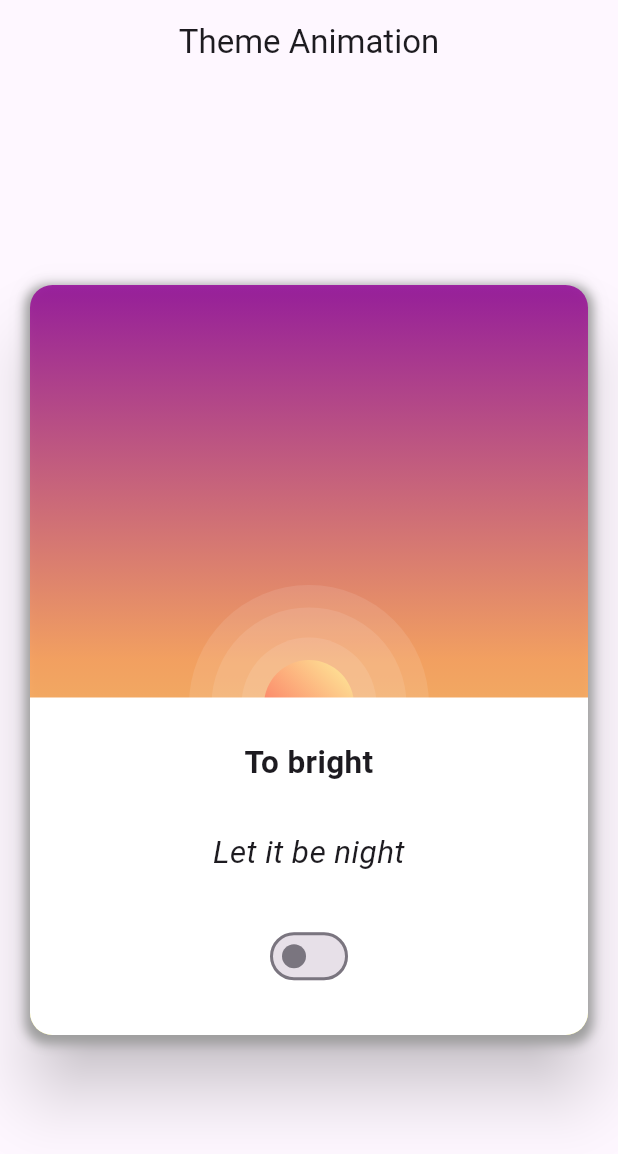
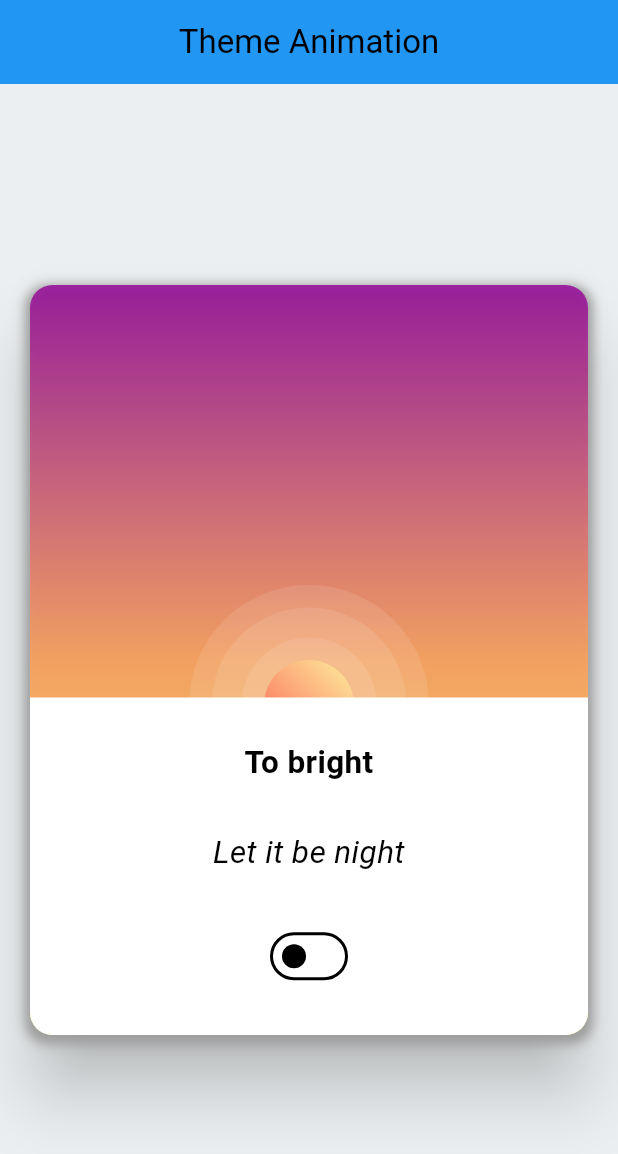
Before and after one commit to Momen-Assaf/Flutter-Course, a Flutter app: the ThemeAnimationScreen screen opened directly, on a phone screen of 412 x 824 dp. Shown: the top 1154 px of the screen. Run offline on Flutter 3.47's test engine with Material 3 defaults, Android fonts, the phone set to English and light mode, and no system bars.

Commit message:
project setup// clean archeticture

```diff
--- /dev/null
+++ b/3_Advicer/lib/2_application/core/details.txt
@@ -0,0 +1,3 @@
+Core:
+/Services: is for stuff used all around the application
+/Widget: is for the widgets used across the pages
--- /dev/null
+++ b/3_Advicer/lib/2_application/core/services/theme_service.dart
@@ -0,0 +1,10 @@
+import 'package:flutter/material.dart';
+
+class ThemeService extends ChangeNotifier {
+  bool isDarkModeOn = false;
+
+  void toggleTheme() {
+    isDarkModeOn = !isDarkModeOn;
+    notifyListeners();
+  }
+}
--- /dev/null
+++ b/3_Advicer/lib/theme.dart
@@ -0,0 +1,95 @@
+import 'package:flutter/material.dart';
+
+class AppTheme {
+  AppTheme._();
+
+  // *****************
+  // static colors
+  // *****************
+  static final Color _lightPrimaryColor = Colors.blueGrey.shade50;
+  static final Color _lightPrimaryVariantColor = Colors.blueGrey.shade800;
+  static final Color _lightOnPrimaryColor = Colors.blueGrey.shade200;
+  static const Color _lightTextColorPrimary = Colors.black;
+  static const Color _appbarColorLight = Colors.blue;
+
+  static final Color _darkPrimaryColor = Colors.blueGrey.shade900;
+  static const Color _darkPrimaryVariantColor = Colors.black;
+  static final Color _darkOnPrimaryColor = Colors.blueGrey.shade300;
+  static const Color _darkTextColorPrimary = Colors.white;
+  static final Color _appbarColorDark = Colors.blueGrey.shade800;
+
+  static const Color _iconColor = Colors.white;
+
+  static const Color _accentColor = Color.fromRGBO(74, 217, 217, 1);
+
+  // *****************
+  // Text Style - light
+  // *****************
+  static const TextStyle _lightHeadingText = TextStyle(
+      color: _lightTextColorPrimary,
+      fontFamily: "Rubik",
+      fontSize: 20,
+      fontWeight: FontWeight.bold);
+
+  static const TextStyle _lightBodyText = TextStyle(
+      color: _lightTextColorPrimary,
+      fontFamily: "Rubik",
+      fontStyle: FontStyle.italic,
+      fontWeight: FontWeight.bold,
+      fontSize: 16);
+
+  static const TextTheme _lightTextTheme = TextTheme(
+    headlineLarge: _lightHeadingText,
+    bodyLarge: _lightBodyText,
+  );
+
+  // *****************
+  // Text Style - dark
+  // *****************
+  static final TextStyle _darkThemeHeadingTextStyle =
+      _lightHeadingText.copyWith(color: _darkTextColorPrimary);
+
+  static final TextStyle _darkThemeBodyeTextStyle =
+      _lightBodyText.copyWith(color: _darkTextColorPrimary);
+
+  static final TextTheme _darkTextTheme = TextTheme(
+    headlineLarge: _darkThemeHeadingTextStyle,
+    bodyLarge: _darkThemeBodyeTextStyle,
+  );
+
+  // *****************
+  // Theme light/dark
+  // *****************
+
+  static final ThemeData lightTheme = ThemeData(
+      scaffoldBackgroundColor: _lightPrimaryColor,
+      appBarTheme: const AppBarTheme(
+          color: _appbarColorLight,
+          iconTheme: IconThemeData(color: _iconColor)),
+      bottomAppBarTheme: const BottomAppBarTheme(
+        color: _appbarColorLight,
+      ),
+      colorScheme: ColorScheme.light(
+        primary: _lightPrimaryColor,
+        onPrimary: _lightOnPrimaryColor,
+        secondary: _accentColor,
+        primaryContainer: _lightPrimaryVariantColor,
+      ),
+      textTheme: _lightTextTheme);
+
+  static final ThemeData darkTheme = ThemeData(
+      scaffoldBackgroundColor: _darkPrimaryColor,
+      appBarTheme: AppBarTheme(
+          color: _appbarColorDark,
+          iconTheme: const IconThemeData(color: _iconColor)),
+      bottomAppBarTheme: BottomAppBarTheme(
+        color: _appbarColorDark,
+      ),
+      colorScheme: ColorScheme.dark(
+        primary: _darkPrimaryColor,
+        secondary: _accentColor,
+        onPrimary: _darkOnPrimaryColor,
+        primaryContainer: _darkPrimaryVariantColor,
+      ),
+      textTheme: _darkTextTheme);
+}
```
Also changed, not shown: 3_Advicer/lib/main.dart (+16 -114 lines), 3_Advicer/pubspec.yaml (+3 -48 lines), 3_Advicer/pubspec.lock, 1 other file.
